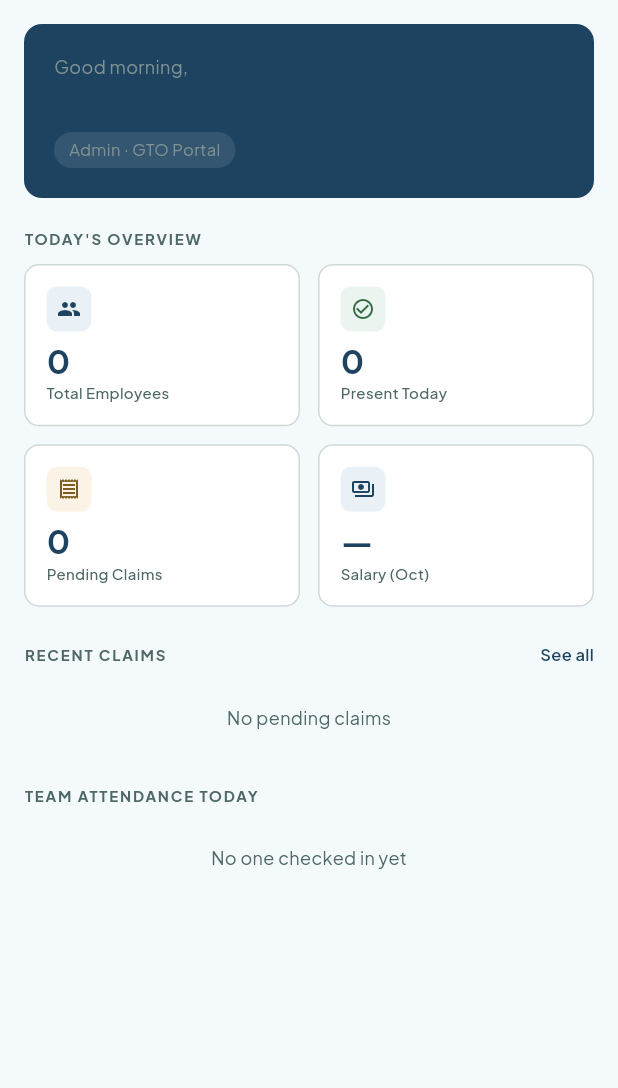
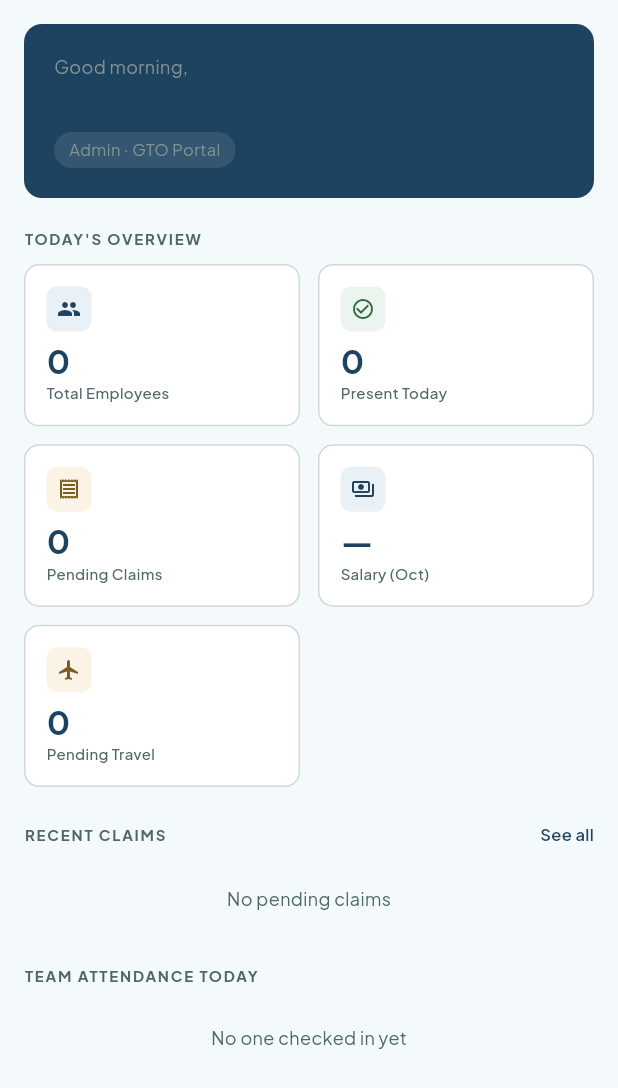
Before and after one commit to prakharmishragto10/gtoconnect, a Flutter app: the AdminDashboardTab widget shown alone on an empty page, opened directly with empty values, on a phone screen of 412 x 824 dp. Shown: the top 1088 px of the screen. Run offline on Flutter 3.47's test engine with Material 3 defaults, Android fonts, the phone set to English and light mode, and no system bars; our stand-ins replace flutter_map, geolocator, google_fonts, image_picker, latlong2, shared_preferences; accounts and stored records are empty; network calls fail.

Commit message:
Fixed Admin Panel

```diff
--- a/frontend/lib/screens/admin/admin_home.dart
+++ b/frontend/lib/screens/admin/admin_home.dart
@@ -7,6 +7,7 @@ import '../../services/auth_service.dart';
 import '../../services/attendance_service.dart';
 import '../../services/reimbursement_service.dart';
 import '../../services/location_service.dart';
+import '../../services/travel_service.dart';
 import '../login_screen.dart';
 import 'attendance_screen.dart';
 import 'employees_screen.dart';
@@ -306,6 +307,7 @@ class _AdminDashboardTabState extends State<AdminDashboardTab> {
   int _totalEmp = 0;
   int _presentToday = 0;
   int _pendingClaims = 0;
+  int _pendingTravel = 0;
   String _salaryTotal = '—';
   List<dynamic> _todayAttendance = [];
   List<dynamic> _recentClaims = [];
@@ -328,6 +330,11 @@ class _AdminDashboardTabState extends State<AdminDashboardTab> {
       final employees = await AuthService.getEmployees();
       final attendance = await AttendanceService.getAllToday();
       final claims = await ReimbursementService.getAllClaims(status: 'pending');
+      int pendingTravelCount = 0;
+      try {
+        final travel = await TravelService.getAllRequests(status: 'pending');
+        pendingTravelCount = travel.length;
+      } catch (_) {}
 
       // ── Fix 1: Calculate salary total from employee base_salary ──────────
       final totalSalary = employees.fold<num>(
@@ -346,6 +353,7 @@ class _AdminDashboardTabState extends State<AdminDashboardTab> {
         _totalEmp = employees.length;
         _presentToday = uniqueAttendance.length;
         _pendingClaims = claims.length;
+        _pendingTravel = pendingTravelCount;
         _salaryTotal = totalSalary > 0
             ? '₹${(totalSalary / 1000).toStringAsFixed(0)}K'
             : '—';
@@ -497,16 +505,23 @@ class _AdminDashboardTabState extends State<AdminDashboardTab> {
         color: kDeepBlue,
         bg: kInfoBg,
       ),
+      (
+        label: 'Pending Travel',
+        value: '$_pendingTravel',
+        icon: Icons.flight_outlined,
+        color: kWarn,
+        bg: kWarnBg,
+      ),
     ];
 
     return GridView.builder(
       shrinkWrap: true,
       physics: const NeverScrollableScrollPhysics(),
       gridDelegate: SliverGridDelegateWithFixedCrossAxisCount(
-        crossAxisCount: isDesktop ? 4 : 2,
+        crossAxisCount: isDesktop ? 5 : 2,
         crossAxisSpacing: 12,
         mainAxisSpacing: 12,
-        childAspectRatio: isDesktop ? 1.6 : 1.7,
+        childAspectRatio: isDesktop ? 1.4 : 1.7,
       ),
       itemCount: cards.length,
       itemBuilder: (_, i) {
```
